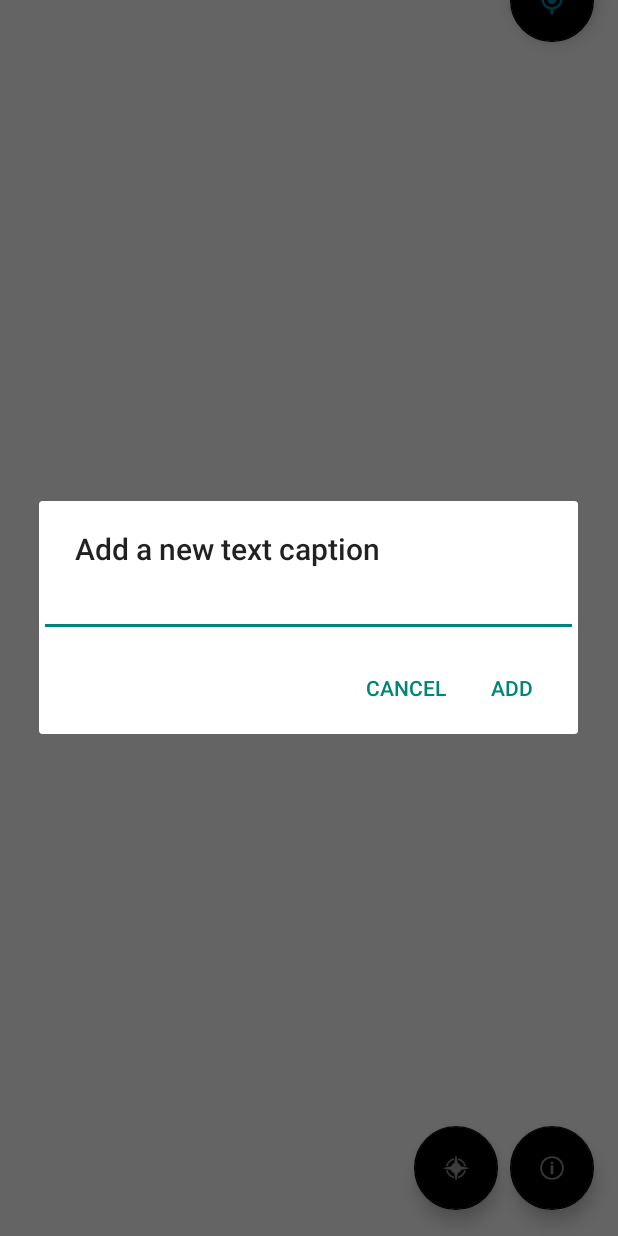
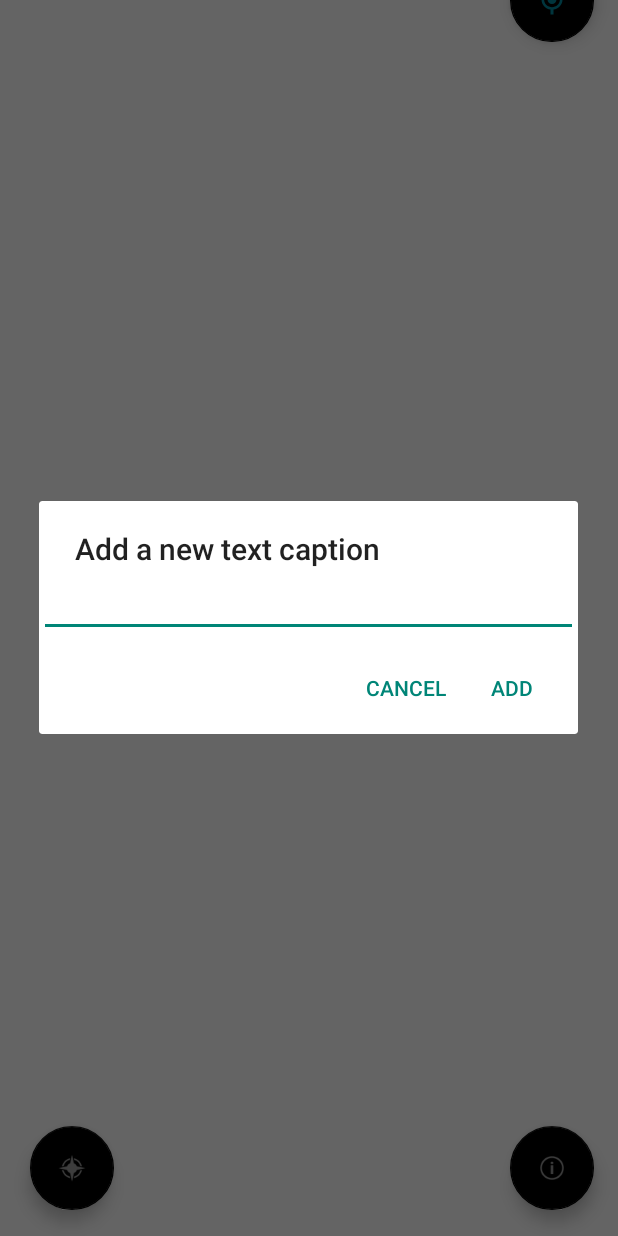
Before and after one commit to jackp7640/CMPT385_Group5, an Android app: the FullScreenImage screen opened directly, with no data from a screen before it, after a tap on "Tap to add captions to images", on a phone screen of 412 x 824 dp. Run offline under Robolectric (Android 15) with nearby library versions, the phone set to English and light mode, and no system bars; 6 statements that could not run were skipped.

Commit message:
Tested, moved location button left

```diff
--- a/app/src/main/res/layout/activity_full_screen_image.xml
+++ b/app/src/main/res/layout/activity_full_screen_image.xml
@@ -61,7 +61,7 @@
         android:layout_width="wrap_content"
         android:layout_height="wrap_content"
         android:layout_marginTop="529dp"
-        android:layout_marginEnd="80dp"
+        android:layout_marginEnd="336dp"
         android:layout_marginBottom="17dp"
         android:clickable="true"
         android:contentDescription="@string/press_to_view_set_location_caption"
@@ -69,8 +69,6 @@
         app:backgroundTint="@color/black"
         app:layout_constraintBottom_toBottomOf="parent"
         app:layout_constraintEnd_toEndOf="parent"
-        app:layout_constraintHorizontal_bias="1.0"
-        app:layout_constraintStart_toEndOf="@+id/image_view"
         app:layout_constraintTop_toTopOf="parent"
         app:layout_constraintVertical_bias="1.0"
         app:srcCompat="@android:drawable/ic_menu_compass" />
```
